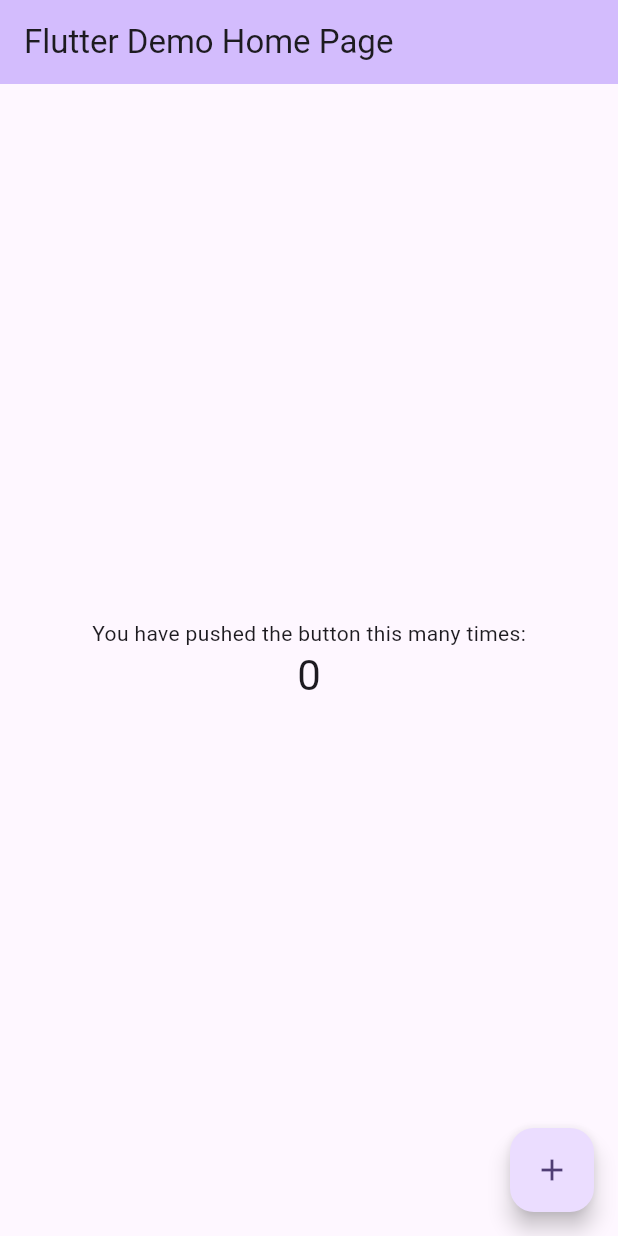
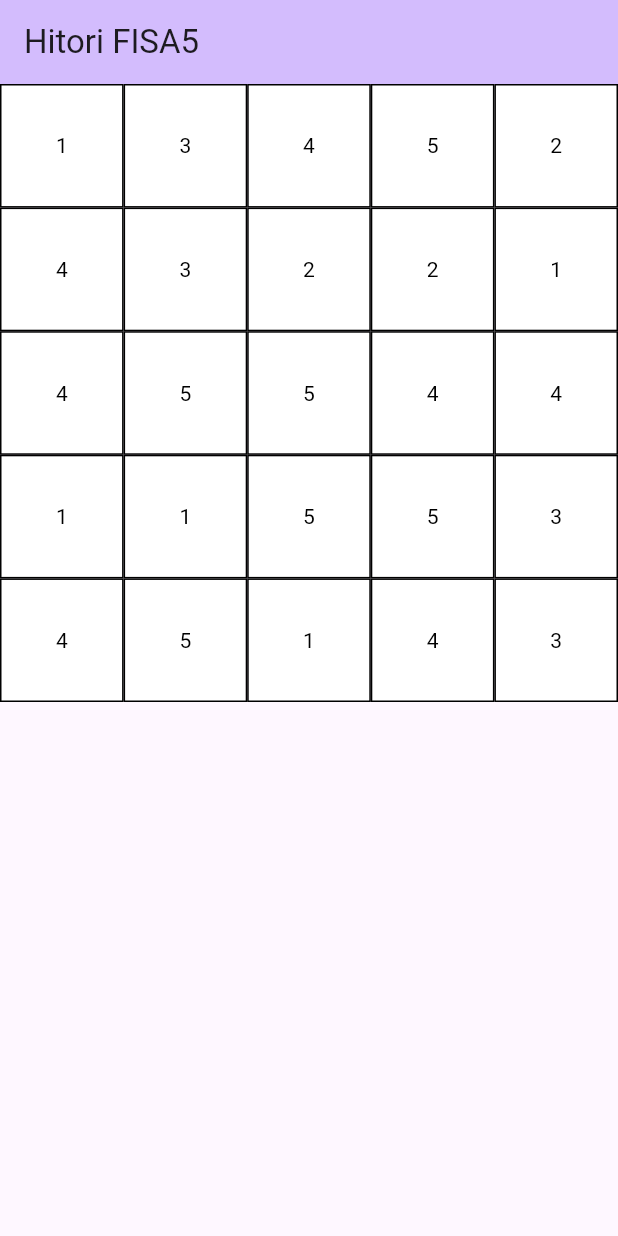
Before and after one commit to Barbary-Theo/FISA5-hitori, a Flutter app: the screen it shows after launch, on a phone screen of 412 x 824 dp. Run offline on Flutter 3.47's test engine with Material 2 defaults, Android fonts, the phone set to English and light mode, and no system bars.

Commit message:
Create board

```diff
--- a/hitori/lib/main.dart
+++ b/hitori/lib/main.dart
@@ -1,4 +1,5 @@
 import 'package:flutter/material.dart';
+import 'dart:math';
 
 void main() {
   runApp(const MyApp());
@@ -7,119 +8,106 @@ void main() {
 class MyApp extends StatelessWidget {
   const MyApp({super.key});
 
-  // This widget is the root of your application.
   @override
   Widget build(BuildContext context) {
     return MaterialApp(
-      title: 'Flutter Demo',
+      debugShowCheckedModeBanner: false,
+      title: 'Hitori',
       theme: ThemeData(
-        // This is the theme of your application.
-        //
-        // TRY THIS: Try running your application with "flutter run". You'll see
-        // the application has a blue toolbar. Then, without quitting the app,
-        // try changing the seedColor in the colorScheme below to Colors.green
-        // and then invoke "hot reload" (save your changes or press the "hot
-        // reload" button in a Flutter-supported IDE, or press "r" if you used
-        // the command line to start the app).
-        //
-        // Notice that the counter didn't reset back to zero; the application
-        // state is not lost during the reload. To reset the state, use hot
-        // restart instead.
-        //
-        // This works for code too, not just values: Most code changes can be
-        // tested with just a hot reload.
         colorScheme: ColorScheme.fromSeed(seedColor: Colors.deepPurple),
         useMaterial3: true,
       ),
-      home: const MyHomePage(title: 'Flutter Demo Home Page'),
+      home: const HitoriPage(title: 'Hitori FISA5'),
     );
   }
 }
 
-class MyHomePage extends StatefulWidget {
-  const MyHomePage({super.key, required this.title});
-
-  // This widget is the home page of your application. It is stateful, meaning
-  // that it has a State object (defined below) that contains fields that affect
-  // how it looks.
-
-  // This class is the configuration for the state. It holds the values (in this
-  // case the title) provided by the parent (in this case the App widget) and
-  // used by the build method of the State. Fields in a Widget subclass are
-  // always marked "final".
-
+class HitoriPage extends StatefulWidget {
+  const HitoriPage({super.key, required this.title});
   final String title;
 
+
   @override
-  State<MyHomePage> createState() => _MyHomePageState();
+  State<HitoriPage> createState() => _HitoriPageState();
 }
 
-class _MyHomePageState extends State<MyHomePage> {
-  int _counter = 0;
+class _HitoriPageState extends State<HitoriPage> {
 
-  void _incrementCounter() {
-    setState(() {
-      // This call to setState tells the Flutter framework that something has
-      // changed in this State, which causes it to rerun the build method below
-      // so that the display can reflect the updated values. If we changed
-      // _counter without calling setState(), then the build method would not be
-      // called again, and so nothing would appear to happen.
-      _counter++;
-    });
+  final List<List<int>> grid = [];
+  final List<List<Color>> gridColor = [];
+
+
+  void initializeGrid() {
+    var random = Random();
+
+    for(int i = 0; i < 5; i++) {
+      List<int> row = [];
+      for (int j = 0; j < 5; j++) {
+        row.add(random.nextInt(5) + 1);
+      }
+      grid.add(row);
+    }
+
+    for(int i = 0; i < 5; i++) {
+      List<Color> rowColor = [];
+      for (int j = 0; j < 5; j++) {
+        rowColor.add(Colors.white);
+      }
+      gridColor.add(rowColor);
+    }
+
+  }
+
+  @override
+  void initState() {
+    initializeGrid();
   }
 
   @override
   Widget build(BuildContext context) {
-    // This method is rerun every time setState is called, for instance as done
-    // by the _incrementCounter method above.
-    //
-    // The Flutter framework has been optimized to make rerunning build methods
-    // fast, so that you can just rebuild anything that needs updating rather
-    // than having to individually change instances of widgets.
     return Scaffold(
       appBar: AppBar(
-        // TRY THIS: Try changing the color here to a specific color (to
-        // Colors.amber, perhaps?) and trigger a hot reload to see the AppBar
-        // change color while the other colors stay the same.
         backgroundColor: Theme.of(context).colorScheme.inversePrimary,
-        // Here we take the value from the MyHomePage object that was created by
-        // the App.build method, and use it to set our appbar title.
         title: Text(widget.title),
       ),
       body: Center(
-        // Center is a layout widget. It takes a single child and positions it
-        // in the middle of the parent.
-        child: Column(
-          // Column is also a layout widget. It takes a list of children and
-          // arranges them vertically. By default, it sizes itself to fit its
-          // children horizontally, and tries to be as tall as its parent.
-          //
-          // Column has various properties to control how it sizes itself and
-          // how it positions its children. Here we use mainAxisAlignment to
-          // center the children vertically; the main axis here is the vertical
-          // axis because Columns are vertical (the cross axis would be
-          // horizontal).
-          //
-          // TRY THIS: Invoke "debug painting" (choose the "Toggle Debug Paint"
-          // action in the IDE, or press "p" in the console), to see the
-          // wireframe for each widget.
-          mainAxisAlignment: MainAxisAlignment.center,
-          children: <Widget>[
-            const Text(
-              'You have pushed the button this many times:',
+        child: GridView.builder(
+        gridDelegate: SliverGridDelegateWithFixedCrossAxisCount(
+        // Set the number of items in each row
+        crossAxisCount: grid.length,
+        // Adjust other grid attributes as needed
+        mainAxisSpacing: 0.0,
+        crossAxisSpacing: 0.0,
+      ),
+      itemCount: grid.length != 0 ? grid.length * grid[0].length : 0,
+      itemBuilder: (BuildContext context, int index) {
+        return GridTile(
+          child: GestureDetector(
+              onTap: () {
+                  setState(() {
+                    gridColor[index ~/ gridColor[0].length][index % gridColor[0].length] = gridColor[index ~/ gridColor[0].length][index % gridColor[0].length] == Colors.black ? Colors.white : Colors.black;
+                  });
+                },
+              child: Container(
+                decoration: BoxDecoration(
+                  border: Border.all(
+                    color: Colors.black,
+                    width: 1.0,
+                  ),
+                  color: gridColor[index ~/ gridColor[0].length][index % gridColor[0].length]
+                ),
+                child: Center(
+                  child: Text(
+                    (grid[index ~/ grid[0].length][index % grid[0].length]).toString(),
+                  style: TextStyle(color: gridColor[index ~/ gridColor[0].length][index % gridColor[0].length] == Colors.white ? Colors.black : Colors.white),
+                ),
+              ),
+              ),
             ),
-            Text(
-              '$_counter',
-              style: Theme.of(context).textTheme.headlineMedium,
-            ),
-          ],
-        ),
-      ),
-      floatingActionButton: FloatingActionButton(
-        onPressed: _incrementCounter,
-        tooltip: 'Increment',
-        child: const Icon(Icons.add),
-      ), // This trailing comma makes auto-formatting nicer for build methods.
+        );
+      }
+        )
+      )
     );
   }
 }
```
